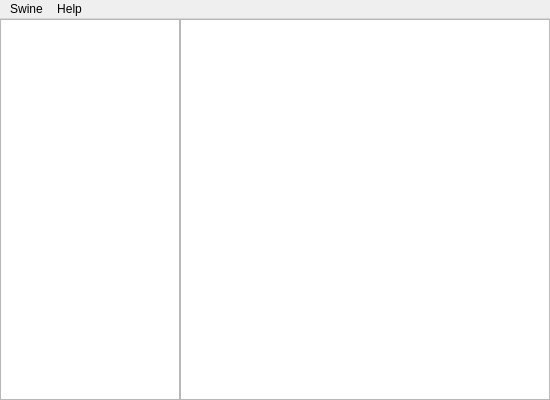
First picture: the form in MainWindow.ui, repository dswd/Swine, before the edit.
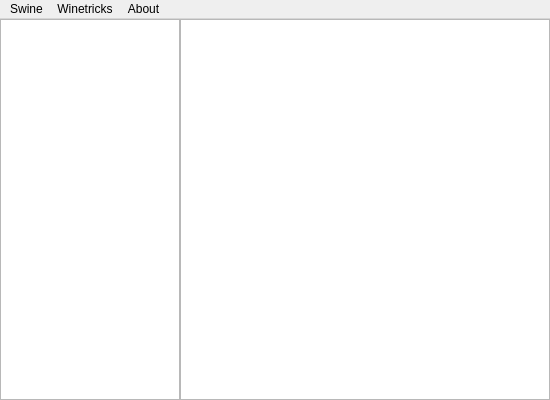
Second picture: the form after the edit. Icons and pictures are not drawn.

Commit message: Added winetricks menu including winetricks download capability

```diff
--- a/MainWindow.ui
+++ b/MainWindow.ui
@@ -154,12 +154,21 @@
    </widget>
    <widget class="QMenu" name="menuHelp">
     <property name="title">
-     <string>Help</string>
+     <string>About</string>
     </property>
     <addaction name="helpabout_SwineAction"/>
     <addaction name="helpAbout_WineAction"/>
+    <addaction name="helpAbout_Winetricks"/>
+   </widget>
+   <widget class="QMenu" name="menuWinetricks">
+    <property name="title">
+     <string>Winetricks</string>
+    </property>
+    <addaction name="winetricksVersion"/>
+    <addaction name="actionDownload_winetricks"/>
    </widget>
    <addaction name="menuSwine"/>
+   <addaction name="menuWinetricks"/>
    <addaction name="menuHelp"/>
   </widget>
   <action name="helpabout_SwineAction">
```
Left out of the diff: 67 changed lines with no effect on the pictures. The commit also changes 7 other files.
